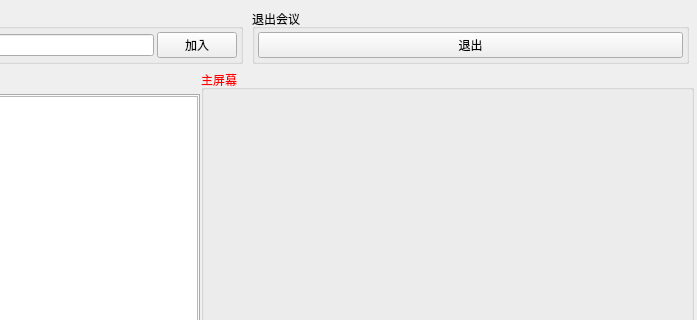
Qt form src/widget.ui (wang-y-cell/CloudMeeting_Client) before a commit; both pictures show x 203 to 900 and y 0 to 320 of the 900 by 600 pixel window.
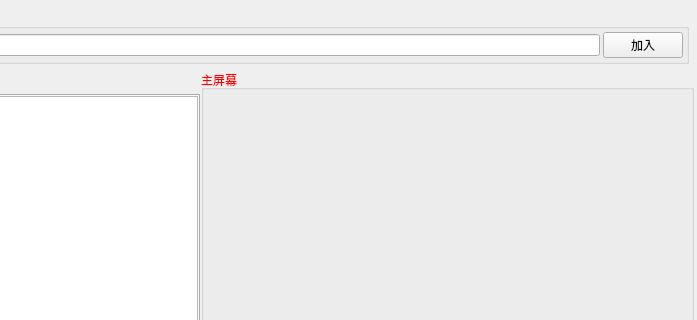
The same form after that commit. Custom widgets are drawn as their Qt base class.

Commit message: 删除widget中退出按钮,改用x退出

The edit to the form file:
```diff
--- a/src/widget.ui
+++ b/src/widget.ui
@@ -114,49 +114,6 @@
        </layout>
       </widget>
      </item>
-     <item>
-      <widget class="QGroupBox" name="exitmeetBox">
-       <property name="sizePolicy">
-        <sizepolicy hsizetype="Expanding" vsizetype="Fixed">
-         <horstretch>0</horstretch>
-         <verstretch>0</verstretch>
-        </sizepolicy>
-       </property>
-       <property name="cursor">
-        <cursorShape>ArrowCursor</cursorShape>
-       </property>
-       <property name="title">
-        <string>退出会议</string>
-       </property>
-       <layout class="QHBoxLayout" name="horizontalLayout_4">
-        <property name="spacing">
-         <number>3</number>
-        </property>
-        <property name="leftMargin">
-         <number>3</number>
-        </property>
-        <property name="topMargin">
-         <number>3</number>
-        </property>
-        <property name="rightMargin">
-         <number>3</number>
-        </property>
-        <property name="bottomMargin">
-         <number>3</number>
-        </property>
-        <item>
-         <widget class="QPushButton" name="exitmeetBtn">
-          <property name="cursor">
-           <cursorShape>ArrowCursor</cursorShape>
-          </property>
-          <property name="text">
-           <string>退出</string>
-          </property>
-         </widget>
-        </item>
-       </layout>
-      </widget>
-     </item>
     </layout>
    </item>
    <item>
```
The commit also changes 2 other files.
